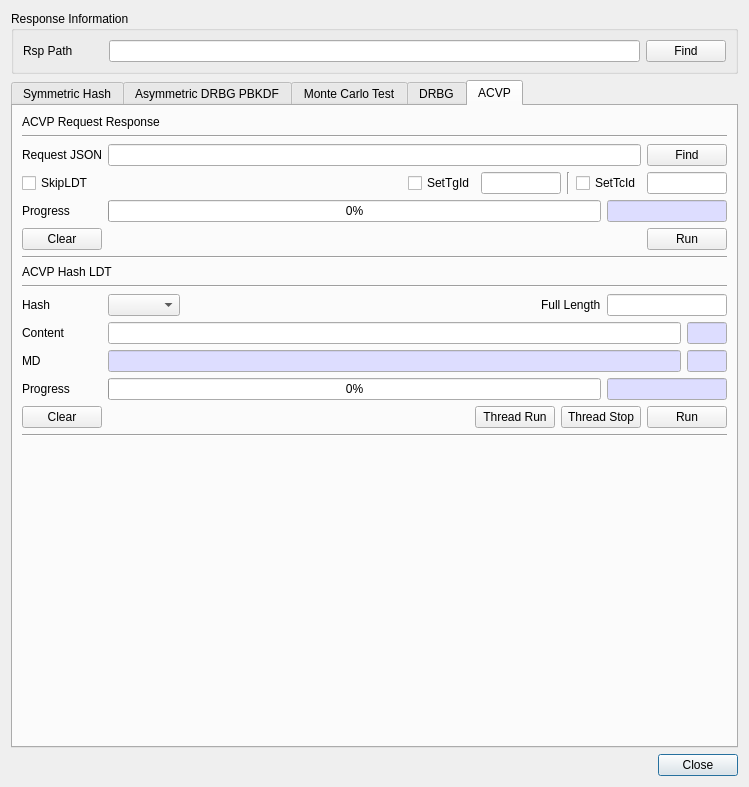
This is BerEditor/cavp_dlg.ui in jykim74/BerEditor as Qt 5 draws it before an edit. The edited form follows.
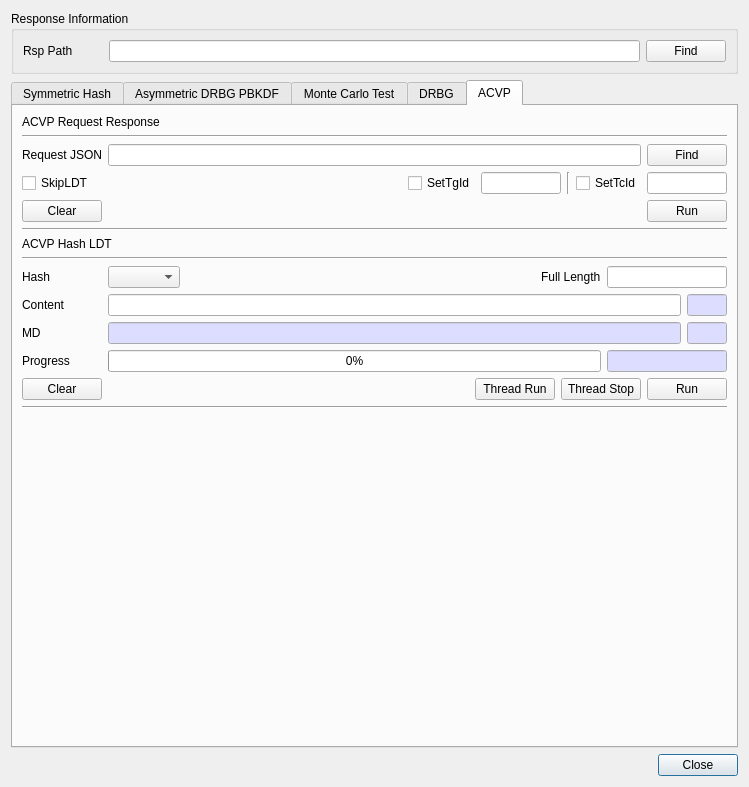
This is the edited form.

```diff
--- a/BerEditor/cavp_dlg.ui
+++ b/BerEditor/cavp_dlg.ui
@@ -3343,70 +3343,6 @@
          </item>
         </layout>
        </item>
-       <item>
-        <layout class="QGridLayout" name="gridLayout_26">
-         <item row="0" column="0">
-          <widget class="QLabel" name="label_65">
-           <property name="minimumSize">
-            <size>
-             <width>80</width>
-             <height>0</height>
-            </size>
-           </property>
-           <property name="text">
-            <string>Progress</string>
-           </property>
-          </widget>
-         </item>
-         <item row="0" column="1">
-          <widget class="QProgressBar" name="mACVP_ProgressBar">
-           <property name="value">
-            <number>0</number>
-           </property>
-          </widget>
-         </item>
-         <item row="0" column="2">
-          <widget class="QLineEdit" name="mACVP_StatusText">
-           <property name="maximumSize">
-            <size>
-             <width>120</width>
-             <height>16777215</height>
-            </size>
-           </property>
-           <property name="palette">
-            <palette>
-             <active>
-              <colorrole role="Base">
-               <brush brushstyle="SolidPattern">
-                <color alpha="255">
-                 <red>221</red>
-                 <green>221</green>
-                 <blue>255</blue>
-                </color>
-               </brush>
-              </colorrole>
-             </active>
-             <inactive>
-              <colorrole role="Base">
-               <brush brushstyle="SolidPattern">
-                <color alpha="255">
-                 <red>221</red>
-                 <green>221</green>
-                 <blue>255</blue>
-                </color>
-               </brush>
-              </colorrole>
-             </inactive>
-             <disabled/>
-            </palette>
-           </property>
-           <property name="readOnly">
-            <bool>true</bool>
-           </property>
-          </widget>
-         </item>
-        </layout>
-       </item>
        <item>
         <layout class="QGridLayout" name="gridLayout_25">
          <item row="0" column="0">
```
